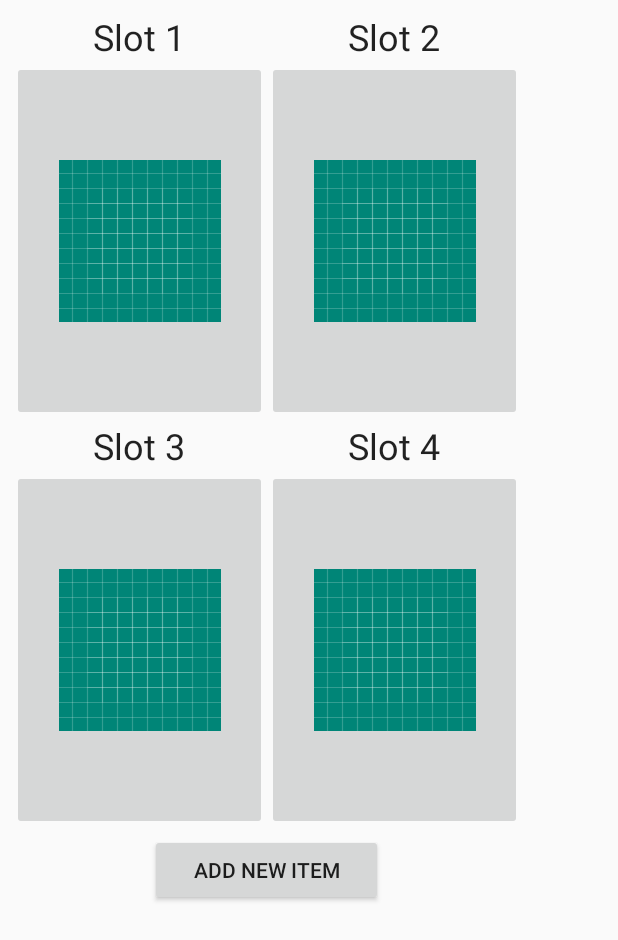
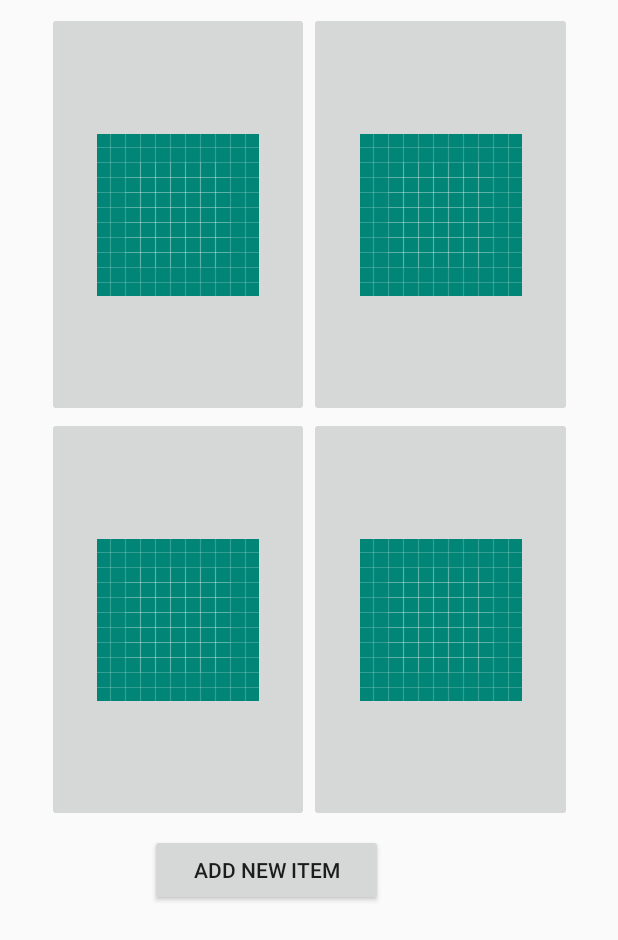
Before and after one commit to crfosse/RFIDstorage, an Android app: the layout activity_main.xml on its own in the app's theme, with its tools: preview values and no code run, on a phone screen of 412 x 824 dp. Shown: the top 940 px of the screen. Run offline under Robolectric (Android 15) with nearby library versions, the phone set to English and light mode, and no system bars.

```diff
--- a/app/src/main/res/layout/activity_main.xml
+++ b/app/src/main/res/layout/activity_main.xml
@@ -17,87 +17,70 @@
         app:layout_constraintStart_toStartOf="parent"
         app:layout_constraintTop_toTopOf="parent" />
 
-    <android.support.v7.widget.GridLayout
-        android:id="@+id/gridView"
-        android:layout_width="344dp"
-        android:layout_height="548dp"
+    <TableLayout
+        android:layout_width="350dp"
+        android:layout_height="542dp"
         android:layout_marginStart="8dp"
         android:layout_marginTop="8dp"
+        android:layout_marginEnd="8dp"
+        app:layout_constraintEnd_toEndOf="parent"
         app:layout_constraintStart_toStartOf="parent"
         app:layout_constraintTop_toTopOf="parent">
+
+        <TableRow
+            android:layout_width="match_parent"
+            android:layout_height="match_parent">
+
+            <ImageButton
+                android:id="@+id/imageBtnSlot2"
+                android:layout_width="170dp"
+                android:layout_height="270dp"
+                android:layout_weight="1"
+                app:layout_column="1"
+                app:layout_row="1"
+                app:srcCompat="@drawable/ic_launcher_background"
+                tools:layout_editor_absoluteX="182dp"
+                tools:layout_editor_absoluteY="277dp" />
 
             <ImageButton
                 android:id="@+id/imageBtnSlot1"
                 android:layout_width="170dp"
-            android:layout_height="240dp"
+                android:layout_height="270dp"
+                android:layout_weight="1"
                 app:layout_column="0"
                 app:layout_row="1"
-            app:srcCompat="@drawable/ic_launcher_background" />
+                app:srcCompat="@drawable/ic_launcher_background"
+                tools:layout_editor_absoluteX="8dp"
+                tools:layout_editor_absoluteY="4dp" />
+        </TableRow>
+
+        <TableRow
+            android:layout_width="match_parent"
+            android:layout_height="match_parent">
 
             <ImageButton
-            android:id="@+id/imageBtnSlot2"
+                android:id="@+id/imageBtnSlot4"
                 android:layout_width="170dp"
-            android:layout_height="240dp"
+                android:layout_height="270dp"
+                android:layout_weight="1"
                 app:layout_column="1"
-            app:layout_row="1"
-            app:srcCompat="@drawable/ic_launcher_background" />
+                app:layout_row="3"
+                app:srcCompat="@drawable/ic_launcher_background"
+                tools:layout_editor_absoluteX="178dp"
+                tools:layout_editor_absoluteY="277dp" />
 
             <ImageButton
                 android:id="@+id/imageBtnSlot3"
                 android:layout_width="170dp"
-            android:layout_height="240dp"
+                android:layout_height="270dp"
+                android:layout_weight="1"
                 app:layout_column="0"
                 app:layout_row="3"
-            app:srcCompat="@drawable/ic_launcher_background" />
+                app:srcCompat="@drawable/ic_launcher_background"
+                tools:layout_editor_absoluteX="8dp"
+                tools:layout_editor_absoluteY="277dp" />
+        </TableRow>
 
-        <ImageButton
-            android:id="@+id/imageBtnSlot4"
-            android:layout_width="170dp"
-            android:layout_height="240dp"
-            app:layout_column="1"
-            app:layout_row="3"
-            app:srcCompat="@drawable/ic_launcher_background" />
-
-        <TextView
-            android:id="@+id/textViewSlot1"
-            android:layout_width="170dp"
-            android:layout_height="wrap_content"
-            android:text="Slot 1"
-            android:textAlignment="center"
-            android:textAppearance="@android:style/TextAppearance.Material.Headline"
-            app:layout_column="0"
-            app:layout_row="0" />
-
-        <TextView
-            android:id="@+id/textViewSlot2"
-            android:layout_width="170dp"
-            android:layout_height="wrap_content"
-            android:text="Slot 2"
-            android:textAlignment="center"
-            android:textAppearance="@android:style/TextAppearance.Material.Headline"
-            app:layout_column="1"
-            app:layout_row="0" />
-
-        <TextView
-            android:id="@+id/textViewSlot3"
-            android:layout_width="170dp"
-            android:layout_height="wrap_content"
-            android:text="Slot 3"
-            android:textAlignment="center"
-            android:textAppearance="@android:style/TextAppearance.Material.Headline"
-            app:layout_column="0"
-            app:layout_row="2" />
-
-        <TextView
-            android:id="@+id/textViewSlot4"
-            android:layout_width="170dp"
-            android:layout_height="wrap_content"
-            android:text="Slot 4"
-            android:textAlignment="center"
-            android:textAppearance="@android:style/TextAppearance.Material.Headline"
-            app:layout_column="1"
-            app:layout_row="2" />
-
-    </android.support.v7.widget.GridLayout>
+    </TableLayout>
 
 </android.support.constraint.ConstraintLayout>
```
Also changed, not shown: app/src/main/AndroidManifest.xml (+23 -6 lines), app/src/main/java/com/ecr/rfid/rfidstorage/MainActivity.java (+93 -51 lines). Lines whose indentation alone changed are shown as unchanged.
